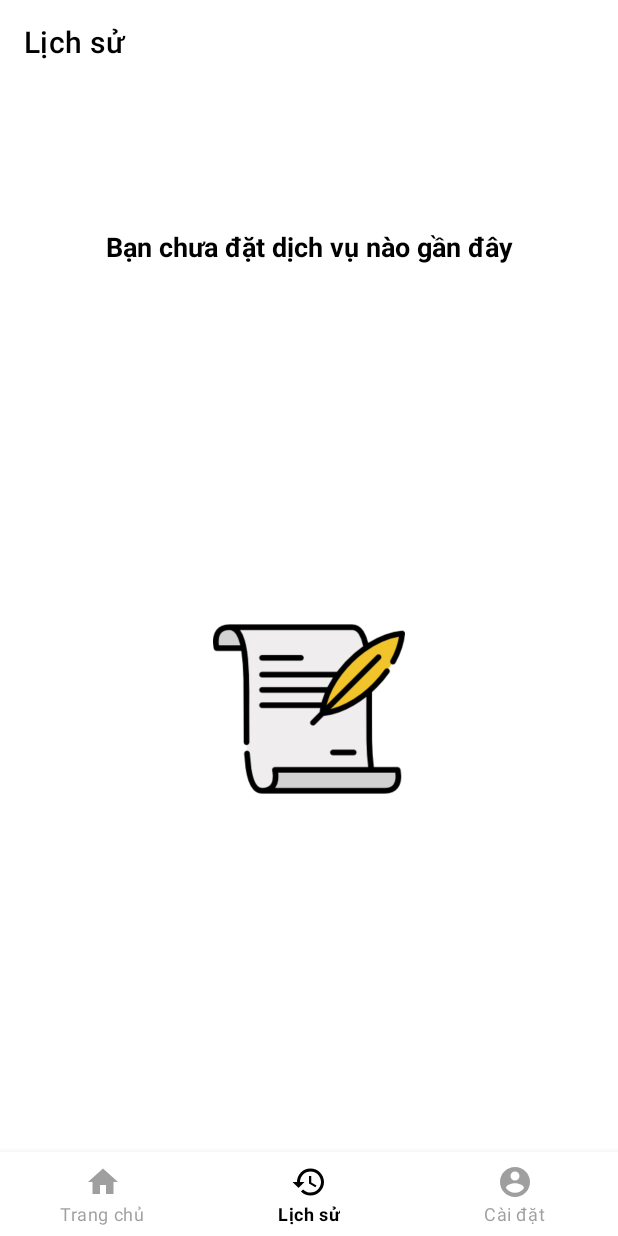
After one commit to HuuThang98tn/MOB104-APP-CAR, an Android app: the HistoryScreen screen opened directly, with no data from a screen before it, on a phone screen of 412 x 824 dp. The commit adds this screen. Run offline under Robolectric (Android 15) with nearby library versions, the phone set to English and light mode, and no system bars.

Commit message:
Add HistoryScreen

```diff
--- a/app/src/main/AndroidManifest.xml
+++ b/app/src/main/AndroidManifest.xml
@@ -20,7 +20,7 @@
             android:name=".UI.ACCOUNT.SettingScreen"
             android:exported="false" />
         <activity
-            android:name=".UI.HISTORY.MapScreen"
+            android:name=".UI.HISTORY.HistoryScreen"
             android:exported="false" />
         <activity
             android:name=".UI.HOME.HomeScreen"
--- /dev/null
+++ b/app/src/main/java/com/example/myapplicationcar/UI/HISTORY/HistoryScreen.java
@@ -0,0 +1,63 @@
+package com.example.myapplicationcar.UI.HISTORY;
+
+import androidx.annotation.NonNull;
+import androidx.appcompat.app.AppCompatActivity;
+import androidx.appcompat.widget.Toolbar;
+
+import android.content.Intent;
+import android.os.Bundle;
+import android.view.MenuItem;
+import android.widget.Toast;
+
+import com.example.myapplicationcar.R;
+import com.example.myapplicationcar.UI.ACCOUNT.SettingScreen;
+import com.example.myapplicationcar.UI.HOME.HomeScreen;
+import com.google.android.material.bottomnavigation.BottomNavigationView;
+
+public class HistoryScreen extends AppCompatActivity {
+    private Toolbar htToolbar;
+    private BottomNavigationView htBoottom;
+
+    @Override
+    protected void onCreate(Bundle savedInstanceState) {
+        super.onCreate(savedInstanceState);
+        setContentView(R.layout.activity_history_screen);
+
+        initUI();
+
+        setUp();
+    }
+
+    void setUp() {
+
+        //Toolbar setup
+        setSupportActionBar(htToolbar);
+        getSupportActionBar().setTitle("Lịch sử");
+
+        //Set bottoom tab
+        htBoottom.setSelectedItemId(R.id.action_history);
+        htBoottom.setOnNavigationItemSelectedListener(new BottomNavigationView.OnNavigationItemSelectedListener() {
+            @Override
+            public boolean onNavigationItemSelected(@NonNull MenuItem item) {
+                switch (item.getItemId()) {
+                    case R.id.action_home:
+                        startActivity(new Intent(HistoryScreen.this, HomeScreen.class));
+                        return true;
+                    case R.id.action_history:
+                        return true;
+                    case R.id.action_account:
+                        startActivity(new Intent(HistoryScreen.this, SettingScreen.class));
+                        return true;
+                }
+                return false;
+            }
+        });
+
+    }
+
+
+    void initUI() {
+        htToolbar = findViewById(R.id.history_toolbar);
+        htBoottom = findViewById(R.id.history_bottomTab);
+    }
+}
--- /dev/null
+++ b/app/src/main/res/color/ct_bt.xml
@@ -0,0 +1,5 @@
+<?xml version="1.0" encoding="utf-8"?>
+<selector xmlns:android="http://schemas.android.com/apk/res/android">
+    <item android:color="@color/bt_checked" android:state_checked="false"/>
+    <item android:color="@color/black" android:state_checked="true"/>
+</selector>
--- /dev/null
+++ b/app/src/main/res/layout/activity_history_screen.xml
@@ -0,0 +1,71 @@
+<?xml version="1.0" encoding="utf-8"?>
+<RelativeLayout xmlns:android="http://schemas.android.com/apk/res/android"
+    xmlns:app="http://schemas.android.com/apk/res-auto"
+    xmlns:tools="http://schemas.android.com/tools"
+    android:layout_width="match_parent"
+    android:layout_height="match_parent"
+    tools:context=".UI.HISTORY.HistoryScreen">
+
+    <androidx.appcompat.widget.Toolbar
+        android:id="@+id/history_toolbar"
+        android:layout_width="match_parent"
+        android:layout_height="?attr/actionBarSize"
+        android:layout_alignParentTop="true"
+        android:background="@color/white"
+        app:titleTextColor="@color/black" />
+    <LinearLayout
+        android:layout_width="match_parent"
+        android:layout_height="wrap_content"
+        android:layout_above="@+id/history_bottomTab"
+        android:layout_below="@id/history_toolbar"
+        android:layout_marginBottom="0dp"
+        android:orientation="vertical">
+        <androidx.constraintlayout.widget.ConstraintLayout
+            android:layout_width="match_parent"
+            android:layout_height="match_parent">
+
+            <TextView
+                android:id="@+id/textView2"
+                android:layout_width="wrap_content"
+                android:layout_height="wrap_content"
+                android:layout_marginTop="96dp"
+                android:text="Bạn chưa đặt dịch vụ nào gần đây"
+                android:textColor="@color/black"
+                android:textSize="18sp"
+                android:textStyle="bold"
+                app:layout_constraintEnd_toEndOf="parent"
+                app:layout_constraintStart_toStartOf="parent"
+                app:layout_constraintTop_toTopOf="parent" />
+
+            <ImageView
+                android:id="@+id/imageView3"
+                android:layout_width="128dp"
+                android:layout_height="128dp"
+                app:layout_constraintBottom_toBottomOf="parent"
+                app:layout_constraintEnd_toEndOf="parent"
+                app:layout_constraintStart_toStartOf="parent"
+                app:layout_constraintTop_toBottomOf="@+id/textView2"
+                app:srcCompat="@drawable/scroll" />
+        </androidx.constraintlayout.widget.ConstraintLayout>
+    </LinearLayout>
+    <LinearLayout
+        android:layout_width="match_parent"
+        android:layout_height="wrap_content"
+        android:layout_above="@+id/history_bottomTab"
+        android:layout_below="@id/history_toolbar"
+        android:layout_marginBottom="0dp"
+        android:orientation="vertical"
+        android:visibility="gone">
+
+    </LinearLayout>
+
+    <com.google.android.material.bottomnavigation.BottomNavigationView
+        android:id="@+id/history_bottomTab"
+        android:layout_width="match_parent"
+        android:layout_height="?attr/actionBarSize"
+        android:layout_alignParentBottom="true"
+        app:itemBackground="@color/white"
+        app:itemIconTint="@color/ct_bt"
+        app:itemTextColor="@color/ct_bt"
+        app:menu="@menu/menu_bottom" />
+</RelativeLayout>
--- a/app/src/main/res/menu/menu_bottom.xml
+++ b/app/src/main/res/menu/menu_bottom.xml
@@ -7,7 +7,7 @@
     <item
         android:id="@+id/action_history"
         android:icon="@drawable/ic_history_24"
-        android:title="@string/action_map" />
+        android:title="@string/action_history" />
     <item
         android:id="@+id/action_account"
         android:icon="@drawable/ic_account_24"
--- a/app/src/main/res/values/colors.xml
+++ b/app/src/main/res/values/colors.xml
@@ -1,5 +1,5 @@
 <?xml version="1.0" encoding="utf-8"?>
-<resources>
+<resources xmlns:tools="http://schemas.android.com/tools">
     <color name="purple_200">#FFBB86FC</color>
     <color name="purple_500">#FF6200EE</color>
     <color name="purple_700">#FF3700B3</color>
@@ -9,8 +9,8 @@
     <color name="white">#FFFFFFFF</color>
     <color name="gray_light">#EEEEEE</color>
 
-
     <color name="bt_background">#C4C4C4</color>
+    <color name="bt_checked">#995F5F5F</color>
     <color name="home_tb_bg">#51D36E</color>
     <color name="green_ct">#2EBF91</color>
     <color name="home_it_bg">#EFA7A7</color>
--- a/app/src/main/res/values/strings.xml
+++ b/app/src/main/res/values/strings.xml
@@ -2,7 +2,7 @@
     <string name="app_name">Auto Care</string>
 
     <string name="action_home">Trang chủ</string>
-    <string name="action_map">Map</string>
+    <string name="action_history">Lịch sử</string>
     <string name="action_setting">Cài đặt</string>
 
 
```
Also changed, not shown: app/src/main/java/com/example/myapplicationcar/UI/HISTORY/MapScreen.java (deleted, +0 -16 lines), app/src/main/java/com/example/myapplicationcar/UI/HOME/HomeScreen.java (+19 -9 lines), app/src/main/res/layout/activity_home_screen.xml (+6 -5 lines), app/src/main/res/layout/activity_map_screen.xml (deleted, +0 -18 lines), app/src/main/res/drawable/scroll.png (added).
